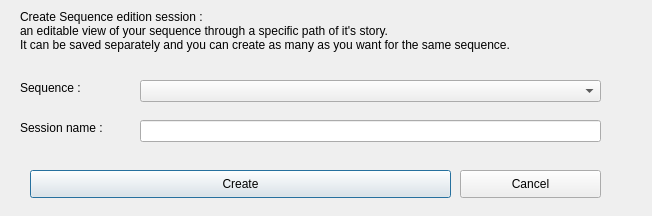
First picture: the form in tools/aosdesigner/view/ui/NewEditionSessionDialog.ui, repository invy/mjklaim-freewindows, before the edit.
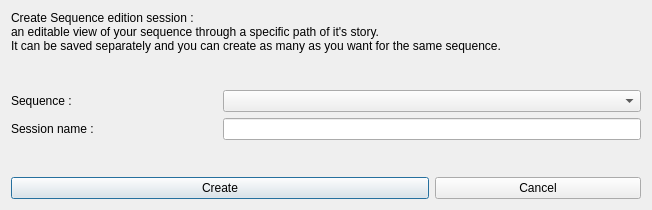
Second picture: the form after the edit.

Commit message: AOSD : added enevt handlers in editor to manage edition selection.

Diff of the .ui file:
```diff
--- a/tools/aosdesigner/view/ui/NewEditionSessionDialog.ui
+++ b/tools/aosdesigner/view/ui/NewEditionSessionDialog.ui
@@ -7,46 +7,24 @@
     <x>0</x>
     <y>0</y>
     <width>652</width>
-    <height>216</height>
+    <height>210</height>
    </rect>
   </property>
   <property name="windowTitle">
    <string>New Sequence Edition Session</string>
   </property>
+  <layout class="QGridLayout" name="gridLayout">
+   <item row="0" column="0" colspan="3">
   <widget class="QLabel" name="label">
-   <property name="geometry">
-    <rect>
-     <x>20</x>
-     <y>0</y>
-     <width>581</width>
-     <height>61</height>
-    </rect>
-   </property>
    <property name="text">
     <string>Create Sequence edition session : 
 an editable view of your sequence through a specific path of it's story.
 It can be saved separately and you can create as many as you want for the same sequence.</string>
    </property>
   </widget>
-  <widget class="QComboBox" name="selector_sequence">
-   <property name="geometry">
-    <rect>
-     <x>140</x>
-     <y>80</y>
-     <width>461</width>
-     <height>22</height>
-    </rect>
-   </property>
-  </widget>
+   </item>
+   <item row="2" column="0">
   <widget class="QLabel" name="label_2">
-   <property name="geometry">
-    <rect>
-     <x>20</x>
-     <y>80</y>
-     <width>91</width>
-     <height>16</height>
-    </rect>
-   </property>
    <property name="text">
     <string>Sequence :</string>
    </property>
@@ -54,15 +32,12 @@
     <cstring>selector_sequence</cstring>
    </property>
   </widget>
+   </item>
+   <item row="2" column="1" colspan="2">
+    <widget class="QComboBox" name="selector_sequence"/>
+   </item>
+   <item row="3" column="0">
   <widget class="QLabel" name="label_3">
-   <property name="geometry">
-    <rect>
-     <x>20</x>
-     <y>120</y>
-     <width>111</width>
-     <height>16</height>
-    </rect>
-   </property>
    <property name="text">
     <string>Session name :</string>
    </property>
@@ -70,25 +45,12 @@
     <cstring>edit_name</cstring>
    </property>
   </widget>
-  <widget class="QLineEdit" name="edit_name">
-   <property name="geometry">
-    <rect>
-     <x>140</x>
-     <y>120</y>
-     <width>461</width>
-     <height>22</height>
-    </rect>
-   </property>
-  </widget>
+   </item>
+   <item row="3" column="1" colspan="2">
+    <widget class="QLineEdit" name="edit_name"/>
+   </item>
+   <item row="5" column="0" colspan="2">
   <widget class="QPushButton" name="button_create">
-   <property name="geometry">
-    <rect>
-     <x>30</x>
-     <y>170</y>
-     <width>421</width>
-     <height>28</height>
-    </rect>
-   </property>
    <property name="text">
     <string>Create</string>
    </property>
@@ -99,15 +61,9 @@
     <bool>true</bool>
    </property>
   </widget>
+   </item>
+   <item row="5" column="2">
   <widget class="QPushButton" name="button_cancel">
-   <property name="geometry">
-    <rect>
-     <x>460</x>
-     <y>170</y>
-     <width>141</width>
-     <height>28</height>
-    </rect>
-   </property>
    <property name="text">
     <string>Cancel</string>
    </property>
@@ -115,6 +71,34 @@
     <bool>true</bool>
    </property>
   </widget>
+   </item>
+   <item row="4" column="1">
+    <spacer name="verticalSpacer">
+     <property name="orientation">
+      <enum>Qt::Vertical</enum>
+     </property>
+     <property name="sizeHint" stdset="0">
+      <size>
+       <width>20</width>
+       <height>40</height>
+      </size>
+     </property>
+    </spacer>
+   </item>
+   <item row="1" column="1">
+    <spacer name="verticalSpacer_2">
+     <property name="orientation">
+      <enum>Qt::Vertical</enum>
+     </property>
+     <property name="sizeHint" stdset="0">
+      <size>
+       <width>20</width>
+       <height>40</height>
+      </size>
+     </property>
+    </spacer>
+   </item>
+  </layout>
  </widget>
  <resources/>
  <connections/>
```
Lines whose indentation alone changed are shown as unchanged.
